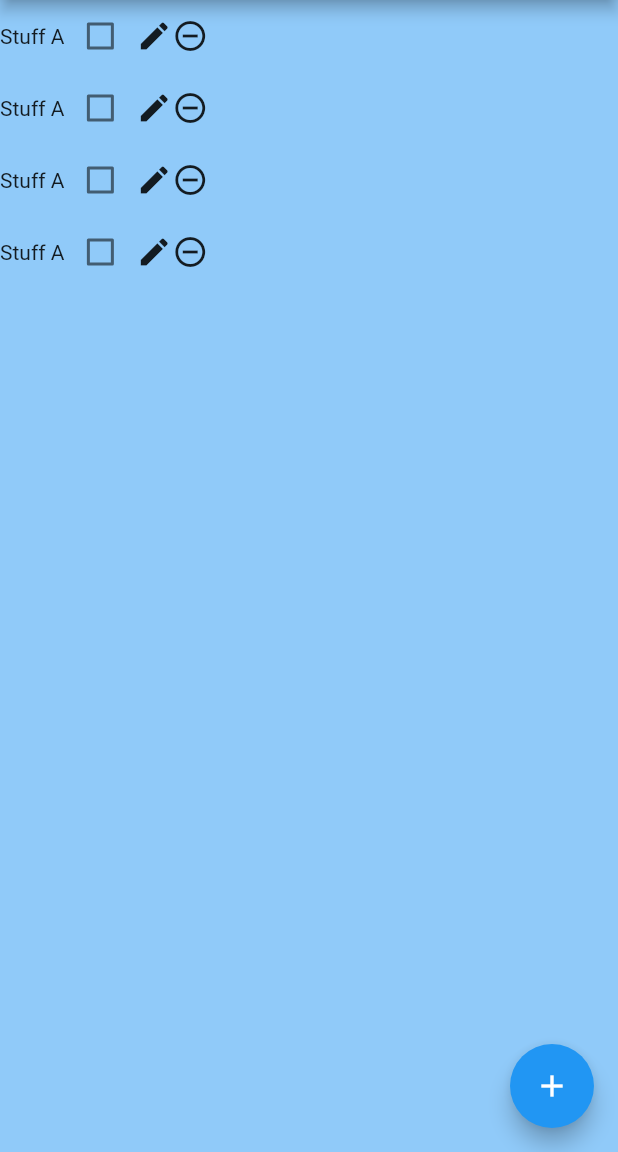
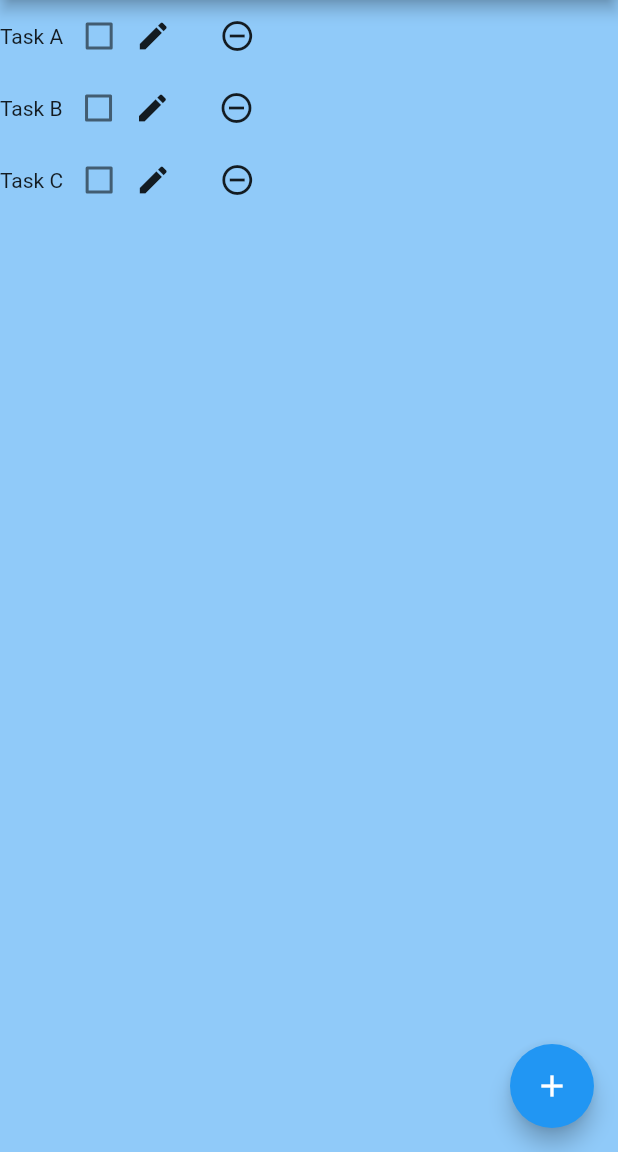
Before and after one commit to dihui98/todoapp, a Flutter app: the screen it shows after launch, on a phone screen of 412 x 824 dp, the part 84-1236 px from its top. Run offline on Flutter 3.47's test engine with Material 2 defaults, Android fonts, the phone set to English and light mode, and no system bars.

Commit message:
added Add Feature

```diff
--- a/todo_app/lib/main.dart
+++ b/todo_app/lib/main.dart
@@ -1,4 +1,6 @@
 import 'package:flutter/material.dart';
+import 'taskManager.dart';
+import 'task.dart';
 
 void main() {
   runApp(const MyApp());
@@ -19,9 +21,10 @@ class MyApp extends StatelessWidget {
   }
 }
 
+TaskManager taskManager = TaskManager();
+
 class ToDoPage extends StatefulWidget {
   const ToDoPage({Key? key}) : super(key: key);
-
   @override
   State<ToDoPage> createState() => _ToDoPageState();
 }
@@ -36,19 +39,21 @@ class _ToDoPageState extends State<ToDoPage> {
       ),
       body: SafeArea(
         child: Container(
-          child: Column(
-            children: [
-              taskTile(),
-              taskTile(),
-              taskTile(),
-              taskTile(),
-            ],
-          ),
+          child: getTaskTileListUI(),
         ),
       ),
       floatingActionButton: FloatingActionButton(
         onPressed: () {
-          showModalBottomSheet(context: context, builder: buildBottomSheet);
+          //showModalBottomSheet(context: context, builder: buildBottomSheet);
+          //taskManager.addTask('Task D');
+          //addTask('Task D');
+          setState(() {
+            taskManager.taskList
+                .add(Task(taskName: 'newTask', taskChecked: false));
+            //taskManager.removeTask(taskManager.taskList.length - 1 - 0);
+          });
+          print(taskManager.taskList.length);
+          //print('a');
         },
         tooltip: 'Add New Item',
         child: const Icon(Icons.add),
@@ -65,20 +70,48 @@ Widget buildBottomSheet(BuildContext context) {
   );
 }
 
-class taskTile extends StatelessWidget {
-  const taskTile({
-    Key? key,
-  }) : super(key: key);
+Widget getTaskTileListUI() {
+  List<TaskTile> taskTileList = [];
+
+  for (int i = 0; i < taskManager.taskList.length; i++) {
+    taskTileList.add(TaskTile(taskManager.taskList[i].taskName));
+  }
+
+  return Column(
+    children: taskTileList,
+  );
+}
+
+class TaskTile extends StatefulWidget {
+  String taskTileName;
+
+  TaskTile(this.taskTileName);
+
+  @override
+  State<TaskTile> createState() => _TaskTileState(taskTileName);
+}
+
+class _TaskTileState extends State<TaskTile> {
+  String taskTileName;
+
+  _TaskTileState(this.taskTileName);
 
   @override
   Widget build(BuildContext context) {
     return Container(
       child: Row(
         children: [
-          Text('Stuff A'),
+          Text(taskTileName),
           Checkbox(value: false, onChanged: (onChanged) {}),
           Icon(Icons.edit),
-          Icon(Icons.remove_circle_outline),
+          FlatButton(
+            onPressed: () {
+              setState(() {
+                taskManager.removeTask(0);
+              });
+            },
+            child: Icon(Icons.remove_circle_outline),
+          )
         ],
       ),
     );
--- a/todo_app/lib/taskManager.dart
+++ b/todo_app/lib/taskManager.dart
@@ -1,3 +1,4 @@
+import 'package:flutter/material.dart';
 import 'task.dart';
 
 class TaskManager {
```
